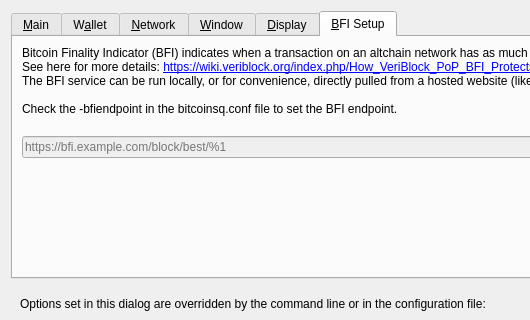
Qt form src/qt/forms/optionsdialog.ui (VeriBlock/b) before a commit; both pictures show x 0 to 530 and y 0 to 320 of the 835 by 440 pixel window.
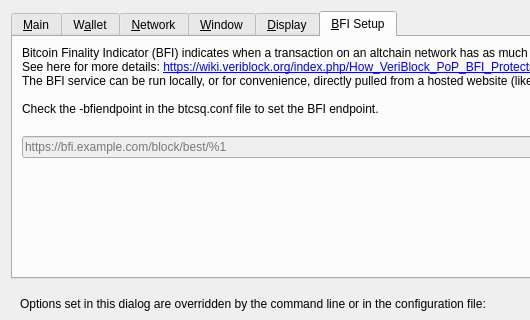
The same form after that commit. The open tabs and pages were chosen to show the change. Custom widgets are drawn as their Qt base class.

Commit message: rename to btcsq

Patch:
```diff
--- a/src/qt/forms/optionsdialog.ui
+++ b/src/qt/forms/optionsdialog.ui
@@ -729,7 +729,7 @@
            </property>
          
            <property name="text">
-           <string>Bitcoin Finality Indicator (BFI) indicates when a transaction on an altchain network has as much security as a transaction on Bitcoin itself.&lt;br&gt;See here for more details: &lt;a href='https://wiki.veriblock.org/index.php/How_VeriBlock_PoP_BFI_Protects_Altchains'&gt;https://wiki.veriblock.org/index.php/How_VeriBlock_PoP_BFI_Protects_Altchains&lt;/a&gt;.&lt;br&gt;The BFI service can be run locally, or for convenience, directly pulled from a hosted website (like looking up transactions in an altchain web explorer).&lt;br&gt;&lt;br&gt;Check the -bfiendpoint in the bitcoinsq.conf file to set the BFI endpoint.&lt;br&gt;</string>
+           <string>Bitcoin Finality Indicator (BFI) indicates when a transaction on an altchain network has as much security as a transaction on Bitcoin itself.&lt;br&gt;See here for more details: &lt;a href='https://wiki.veriblock.org/index.php/How_VeriBlock_PoP_BFI_Protects_Altchains'&gt;https://wiki.veriblock.org/index.php/How_VeriBlock_PoP_BFI_Protects_Altchains&lt;/a&gt;.&lt;br&gt;The BFI service can be run locally, or for convenience, directly pulled from a hosted website (like looking up transactions in an altchain web explorer).&lt;br&gt;&lt;br&gt;Check the -bfiendpoint in the btcsq.conf file to set the BFI endpoint.&lt;br&gt;</string>
            </property>
            
           </widget>
```
The commit also changes 82 other files.
